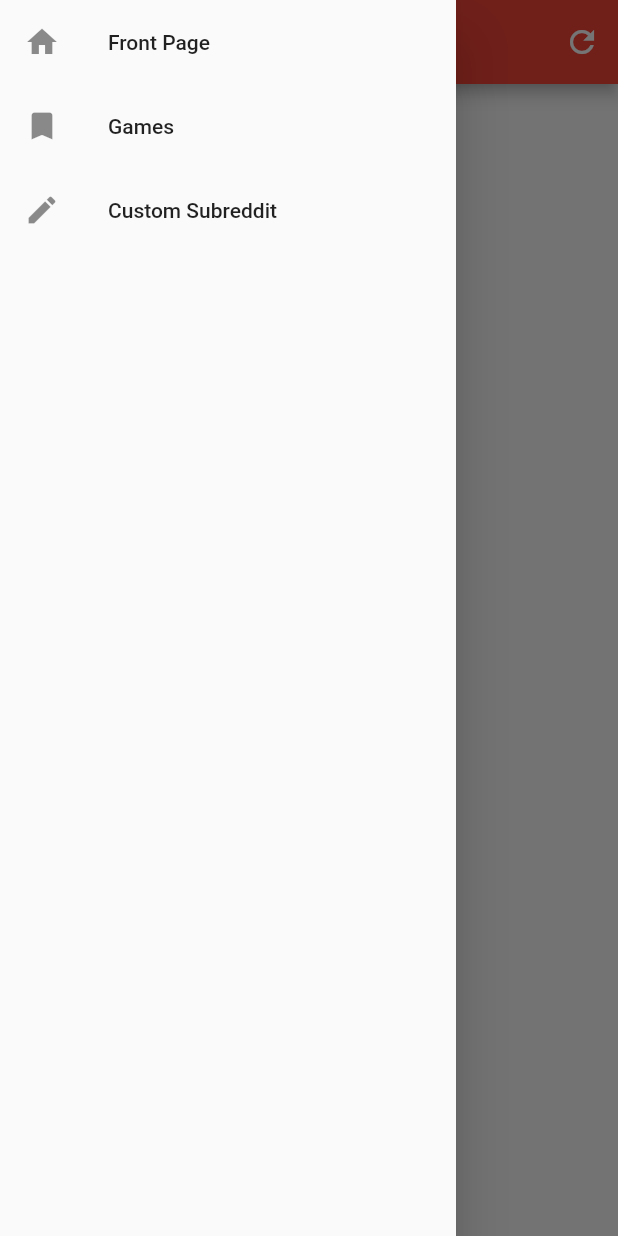
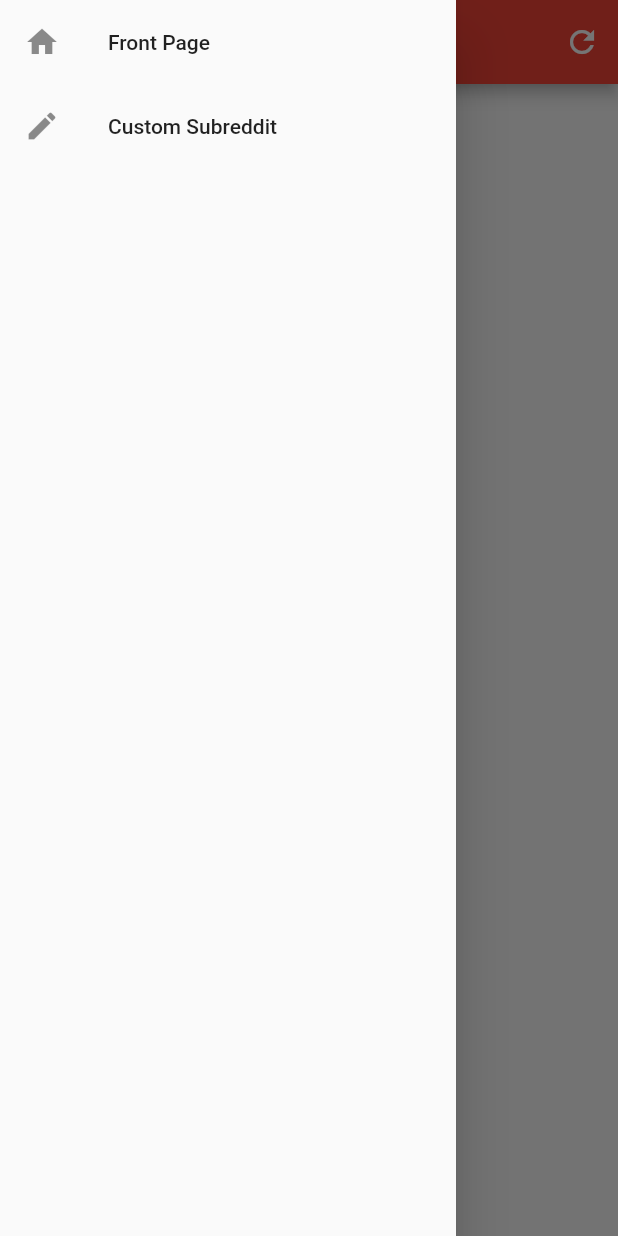
Before and after one commit to tanmancan/flutter-mini-red, a Flutter app: the screen it shows after launch, with the side drawer open, on a phone screen of 412 x 824 dp. Run offline on Flutter 3.47's test engine with Material 2 defaults, Android fonts, the phone set to English and light mode, and no system bars; our stand-ins replace flutter_markdown; missing offline and left inert: flutter_webview_plugin; network calls fail.

Commit message:
Drawer menu updates and refactoring

```diff
--- a/lib/src/posts.dart
+++ b/lib/src/posts.dart
@@ -19,6 +19,8 @@ class _RedditPostsState extends State<RedditPosts> {
   String subReddit = 'hot/';
   String pageTitle = 'Mini Red';
   int count = 0;
+  List<Widget> drawerItems = [];
+  Set drawerItemsSet = new Set();
 
   void _refreshList() {
     setState(() {
@@ -78,24 +80,7 @@ class _RedditPostsState extends State<RedditPosts> {
 
   @override
   Widget build(BuildContext context) {
-    return new Scaffold(
-        appBar: new AppBar(
-          title: new Text(pageTitle),
-          actions: <Widget>[
-            new IconButton(
-                icon: new Icon(Icons.refresh), onPressed: _refreshList)
-          ],),
-      body: new _PostList(
-        postChildren: postChildren,
-        getNewPosts: _getNewPosts,
-        count: count
-      ),
-        drawer: new Drawer(
-          child: new ListView(
-            children: <Widget>[
-              new ListTile(
-                leading: new Icon(Icons.home),
-                title: new Text('Front Page'),
+    final Widget home = buildMenuItem(
         onTap: () {
           setState(() {
             subReddit = 'hot/';
@@ -104,22 +89,13 @@ class _RedditPostsState extends State<RedditPosts> {
           _refreshList();
           Navigator.pop(context);
         },
-              ),
-              new ListTile(
-                leading: new Icon(Icons.turned_in),
-                title: new Text('Games'),
-                onTap: () {
-                  setState(() {
-                    subReddit = 'r/games/';
-                    pageTitle = 'r/games/';
-                  });
-                  _refreshList();
-                  Navigator.pop(context);
-                },
-              ),
-              new ListTile(
-                leading: new Icon(Icons.edit),
-                title: new Text('Custom Subreddit'),
+        menuIcon: Icons.home,
+        menuTitle: 'Front Page'
+    );
+
+    final Widget custom = buildMenuItem(
+        menuTitle: 'Custom Subreddit',
+        menuIcon: Icons.edit,
         onTap: () {
           Future<Null> _askedToLead() async {
             await showDialog(
@@ -132,6 +108,8 @@ class _RedditPostsState extends State<RedditPosts> {
                     child: new Column(
                       children: <Widget>[
                         new TextField(
+                          autofocus: true,
+                          autocorrect: false,
                           onSubmitted: (String val) {
                             setState(() {
                               subReddit = 'r/$val/';
@@ -151,11 +129,27 @@ class _RedditPostsState extends State<RedditPosts> {
 
           _askedToLead();
           Navigator.pop(context);
-                },
+        }
+    );
+
+    var addItem = addMenuItem(drawerItems, drawerItemsSet);
+
+    addItem(home, 'home');
+    addItem(custom, 'custom');
+
+    return new Scaffold(
+      appBar: new AppBar(
+        title: new Text(pageTitle),
+        actions: <Widget>[
+          new IconButton(
+              icon: new Icon(Icons.refresh), onPressed: _refreshList)
+        ],),
+      body: new _PostList(
+          postChildren: postChildren,
+          getNewPosts: _getNewPosts,
+          count: count
       ),
-            ],
-          ),
-        )
+      drawer: buildMenu(drawerItems: drawerItems),
     );
   }
 }
@@ -197,16 +191,17 @@ Widget _buildPostTile(Map postData, BuildContext context) {
   String subReddit = postData['subreddit_name_prefixed'];
   String author = postData['author'];
   String thumbNail = postData['thumbnail'];
-  String spacer = ' ';
+  String comments = postData['num_comments'].toString() + ' comments';
+  String spacer = ' • ';
   String spoiler;
   String nsfw;
   String score = postData['score'].toString() + 'pts' + spacer;
 
-  if (postData['spoiler']) {
+  if (postData['spoiler'] != false) {
     spoiler = 'Spoilers' + spacer;
   }
 
-  if (postData['over_18']) {
+  if (postData['over_18'] != false) {
     nsfw = 'NSFW' + spacer;
   }
 
@@ -217,16 +212,20 @@ Widget _buildPostTile(Map postData, BuildContext context) {
       overflow: TextOverflow.ellipsis,
     ),
     subtitle: new RichText(text: new TextSpan(
-      text: author + spacer,
+        text: comments + spacer,
       style: new TextStyle(
-        color: Colors.grey
+        color: Colors.grey,
+        fontWeight: FontWeight.bold,
       ),
       children: <TextSpan>[
+        new TextSpan(
+            text: author + spacer,
+            style: new TextStyle(fontWeight: FontWeight.bold)),
         new TextSpan(
             text: score,
             style: new TextStyle(fontWeight: FontWeight.bold)),
         new TextSpan(
-            text: subReddit + spacer,
+            text: subReddit + ' ',
             style: new TextStyle(fontWeight: FontWeight.bold)),
         new TextSpan(
             text: spoiler,
```
Lines whose indentation alone changed are shown as unchanged.
